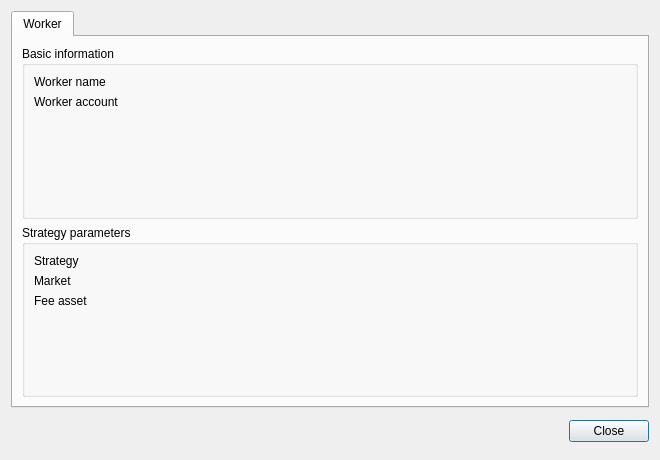
Old version of the form dexbot/views/ui/worker_details_window.ui in the repository xeroc/stakemachine.
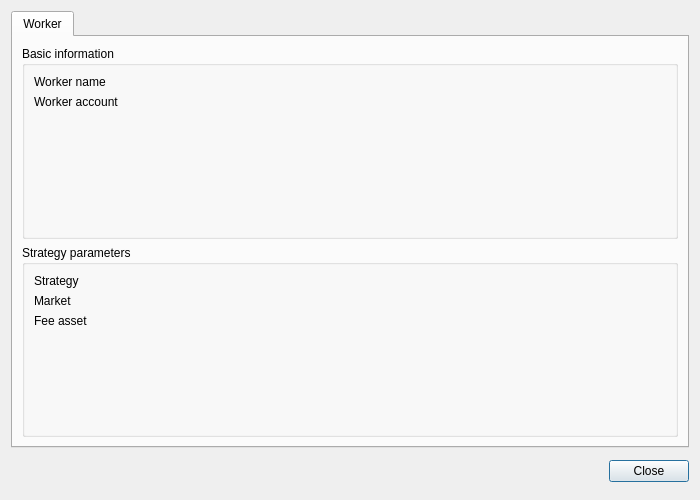
New version of the form.

Commit message: Change worker_details_window.ui default size

```diff
--- a/dexbot/views/ui/worker_details_window.ui
+++ b/dexbot/views/ui/worker_details_window.ui
@@ -6,8 +6,8 @@
    <rect>
     <x>0</x>
     <y>0</y>
-    <width>660</width>
-    <height>460</height>
+    <width>700</width>
+    <height>500</height>
    </rect>
   </property>
   <property name="sizePolicy">
@@ -18,56 +18,16 @@
   </property>
   <property name="minimumSize">
    <size>
-    <width>660</width>
-    <height>460</height>
+    <width>700</width>
+    <height>500</height>
    </size>
   </property>
   <property name="windowTitle">
    <string>DEXBot - Worker details</string>
   </property>
-  <layout class="QGridLayout" name="gridLayout">
-   <item row="1" column="0">
-    <widget class="QWidget" name="widget" native="true">
-     <property name="minimumSize">
-      <size>
-       <width>0</width>
-       <height>35</height>
-      </size>
-     </property>
-     <layout class="QVBoxLayout" name="verticalLayout_3">
-      <property name="spacing">
-       <number>0</number>
-      </property>
-      <property name="leftMargin">
-       <number>0</number>
-      </property>
-      <property name="topMargin">
-       <number>0</number>
-      </property>
-      <property name="rightMargin">
-       <number>0</number>
-      </property>
-      <property name="bottomMargin">
-       <number>0</number>
-      </property>
-      <item>
-       <widget class="QDialogButtonBox" name="button_box">
-        <property name="minimumSize">
-         <size>
-          <width>0</width>
-          <height>35</height>
-         </size>
-        </property>
-        <property name="standardButtons">
-         <set>QDialogButtonBox::Close</set>
-        </property>
-       </widget>
-      </item>
-     </layout>
-    </widget>
-   </item>
-   <item row="0" column="0">
-    <widget class="QTabWidget" name="tabWidget">
+  <layout class="QVBoxLayout" name="verticalLayout_13">
+   <item>
+    <widget class="QTabWidget" name="tabs_widget">
      <property name="enabled">
       <bool>true</bool>
      </property>
@@ -245,6 +205,46 @@
      </widget>
     </widget>
    </item>
+   <item>
+    <widget class="QWidget" name="widget" native="true">
+     <property name="minimumSize">
+      <size>
+       <width>0</width>
+       <height>35</height>
+      </size>
+     </property>
+     <layout class="QVBoxLayout" name="verticalLayout_3">
+      <property name="spacing">
+       <number>0</number>
+      </property>
+      <property name="leftMargin">
+       <number>0</number>
+      </property>
+      <property name="topMargin">
+       <number>0</number>
+      </property>
+      <property name="rightMargin">
+       <number>0</number>
+      </property>
+      <property name="bottomMargin">
+       <number>0</number>
+      </property>
+      <item>
+       <widget class="QDialogButtonBox" name="button_box">
+        <property name="minimumSize">
+         <size>
+          <width>0</width>
+          <height>35</height>
+         </size>
+        </property>
+        <property name="standardButtons">
+         <set>QDialogButtonBox::Close</set>
+        </property>
+       </widget>
+      </item>
+     </layout>
+    </widget>
+   </item>
   </layout>
  </widget>
  <resources/>
```
